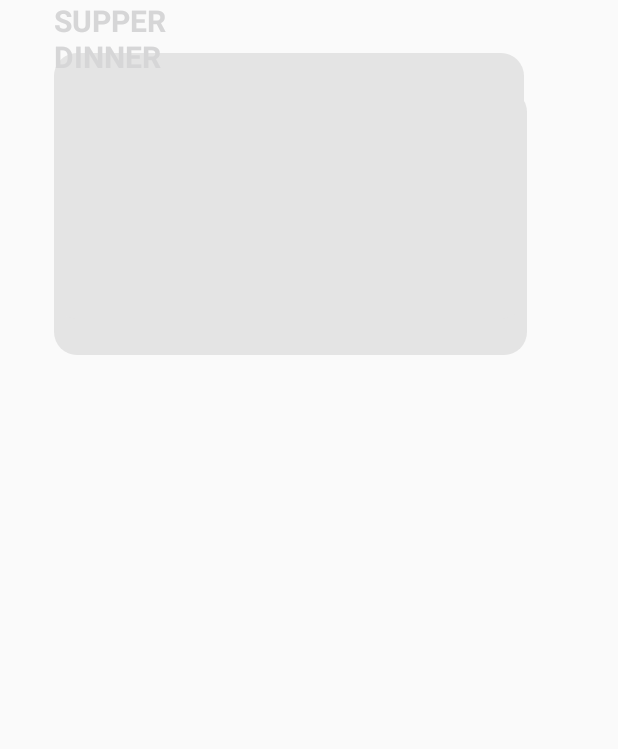
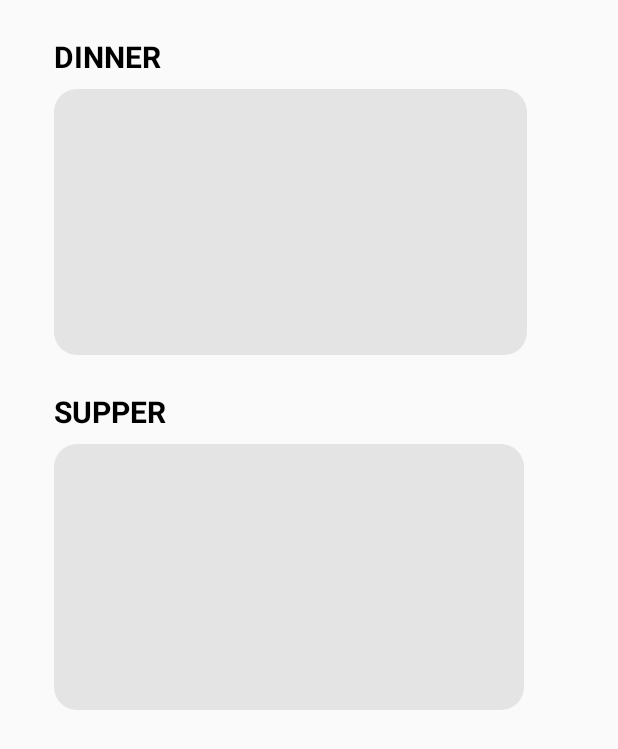
Before and after one commit to andrehadianto/HungrysiaApp, an Android app: the SelectionActivity screen opened directly, with no data from a screen before it, on a phone screen of 412 x 824 dp. Shown: the top 749 px of the screen. Run offline under Robolectric (Android 15) with nearby library versions, the phone set to English and light mode, and no system bars.

Commit message:
fake drawing removed activity_selection layout fixed added colorBlack to color

```diff
--- a/app/src/main/res/layout/activity_selection.xml
+++ b/app/src/main/res/layout/activity_selection.xml
@@ -69,5 +69,5 @@
         android:textStyle="bold"
         android:typeface="sans"
         app:layout_constraintStart_toStartOf="parent"
-        app:layout_constraintTop_toBottomOf="@+id/imageButton" />
+        app:layout_constraintTop_toBottomOf="@+id/dinner_button" />
 </android.support.constraint.ConstraintLayout>
--- a/app/src/main/res/values/colors.xml
+++ b/app/src/main/res/values/colors.xml
@@ -1,5 +1,6 @@
 <?xml version="1.0" encoding="utf-8"?>
 <resources>
+    <color name="colorBlack">#000</color>
     <color name="colorPrimary">#fa5d5d</color>
     <color name="colorPrimaryDark">#d62f2f</color>
     <color name="colorAccent">#D2D2D2</color>
```
